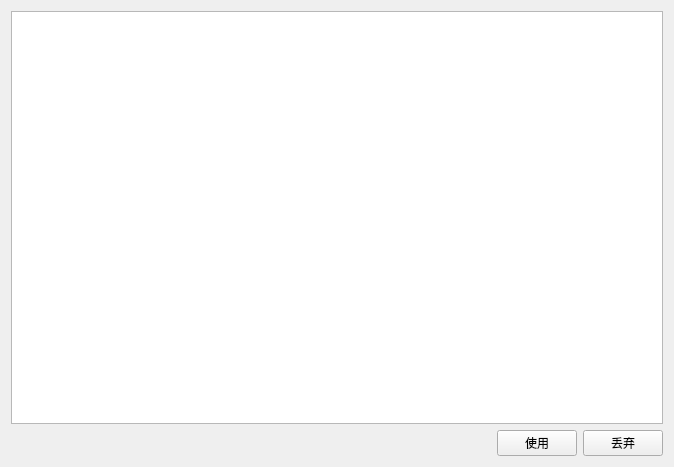
First picture: the form in src/coeus/coeus_client_qt/game_bag_dialog.ui, repository AngryPowman/Coeus, before the edit.
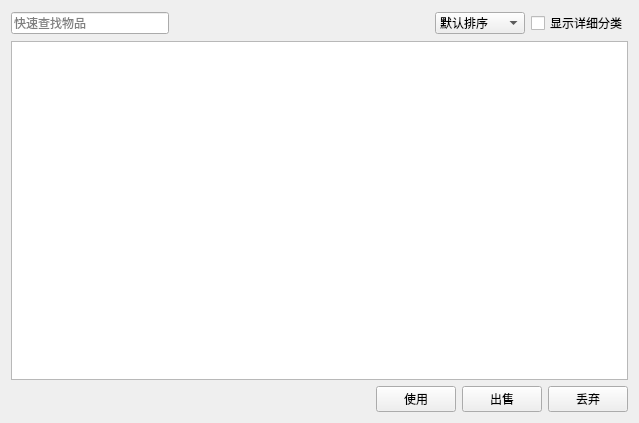
Second picture: the form after the edit.

Commit message: Added item types

```diff
--- a/src/coeus/coeus_client_qt/game_bag_dialog.ui
+++ b/src/coeus/coeus_client_qt/game_bag_dialog.ui
@@ -9,8 +9,8 @@
    <rect>
     <x>0</x>
     <y>0</y>
-    <width>674</width>
-    <height>467</height>
+    <width>639</width>
+    <height>423</height>
    </rect>
   </property>
   <property name="sizePolicy">
@@ -19,6 +19,12 @@
     <verstretch>0</verstretch>
    </sizepolicy>
   </property>
+  <property name="minimumSize">
+   <size>
+    <width>639</width>
+    <height>423</height>
+   </size>
+  </property>
   <property name="windowTitle">
    <string>储物器</string>
   </property>
@@ -33,6 +39,76 @@
   </property>
   <widget class="QWidget" name="centralWidget">
    <layout class="QVBoxLayout" name="verticalLayout">
+    <item>
+     <layout class="QHBoxLayout" name="horizontalLayout_3">
+      <item>
+       <widget class="QLineEdit" name="lineEdit">
+        <property name="sizePolicy">
+         <sizepolicy hsizetype="Expanding" vsizetype="Fixed">
+          <horstretch>0</horstretch>
+          <verstretch>0</verstretch>
+         </sizepolicy>
+        </property>
+        <property name="placeholderText">
+         <string>快速查找物品</string>
+        </property>
+       </widget>
+      </item>
+      <item>
+       <spacer name="horizontalSpacer_2">
+        <property name="orientation">
+         <enum>Qt::Horizontal</enum>
+        </property>
+        <property name="sizeType">
+         <enum>QSizePolicy::Fixed</enum>
+        </property>
+        <property name="sizeHint" stdset="0">
+         <size>
+          <width>260</width>
+          <height>20</height>
+         </size>
+        </property>
+       </spacer>
+      </item>
+      <item alignment="Qt::AlignLeft">
+       <widget class="QComboBox" name="comboBox">
+        <property name="sizePolicy">
+         <sizepolicy hsizetype="Expanding" vsizetype="Fixed">
+          <horstretch>0</horstretch>
+          <verstretch>0</verstretch>
+         </sizepolicy>
+        </property>
+        <item>
+         <property name="text">
+          <string>默认排序</string>
+         </property>
+        </item>
+        <item>
+         <property name="text">
+          <string>类型排序</string>
+         </property>
+        </item>
+        <item>
+         <property name="text">
+          <string>质量排序</string>
+         </property>
+        </item>
+        <item>
+         <property name="text">
+          <string>可用性排序</string>
+         </property>
+        </item>
+       </widget>
+      </item>
+      <item>
+       <widget class="QCheckBox" name="checkBox">
+        <property name="text">
+         <string>显示详细分类</string>
+        </property>
+       </widget>
+      </item>
+     </layout>
+    </item>
     <item>
      <widget class="QTableView" name="tableView"/>
     </item>
@@ -60,6 +136,13 @@
           </property>
          </widget>
         </item>
+        <item>
+         <widget class="QPushButton" name="pushButton_3">
+          <property name="text">
+           <string>出售</string>
+          </property>
+         </widget>
+        </item>
         <item>
          <widget class="QPushButton" name="pushButton">
           <property name="text">
```
The commit also changes 11 other files.
